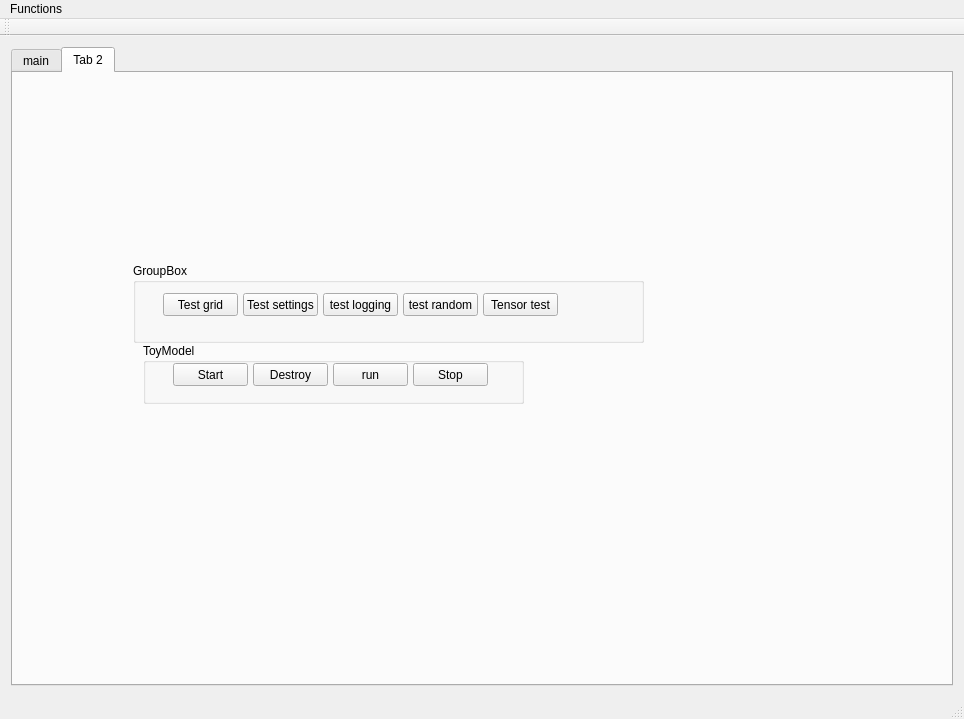
The window that SVDModel/SVDUI/mainwindow.ui (edfm-tum/SVD) describes before a commit, drawn with Qt 5.
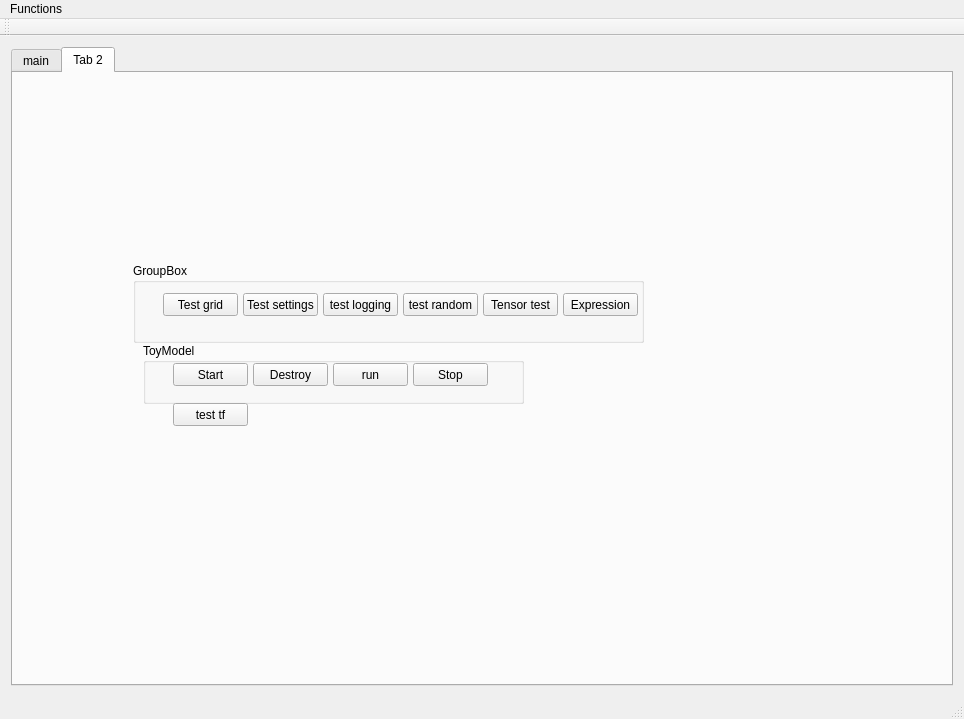
The same window after the commit. The open tabs and pages were chosen to show the change. Icons and pictures are not drawn.

Commit message: * fixed (finally) the performance issue (related more to compiling tensorflow than to using it) * added "Expression" from the general tool box * added a new output that provides detailed info about state changes * added an Icon ;)

Patch:
```diff
--- a/SVDModel/SVDUI/mainwindow.ui
+++ b/SVDModel/SVDUI/mainwindow.ui
@@ -332,6 +332,19 @@
           <string>Tensor test</string>
          </property>
         </widget>
+        <widget class="QPushButton" name="pbTestExpre">
+         <property name="geometry">
+          <rect>
+           <x>430</x>
+           <y>30</y>
+           <width>75</width>
+           <height>23</height>
+          </rect>
+         </property>
+         <property name="text">
+          <string>Expression</string>
+         </property>
+        </widget>
        </widget>
        <widget class="QGroupBox" name="groupBox">
         <property name="geometry">
@@ -398,6 +411,19 @@
          </property>
         </widget>
        </widget>
+       <widget class="QPushButton" name="pbTestTF">
+        <property name="geometry">
+         <rect>
+          <x>160</x>
+          <y>330</y>
+          <width>75</width>
+          <height>23</height>
+         </rect>
+        </property>
+        <property name="text">
+         <string>test tf</string>
+        </property>
+       </widget>
       </widget>
      </widget>
     </item>
```
Left out of the diff: 8 changed lines with no effect on the pictures. The commit also changes 39 other files.
